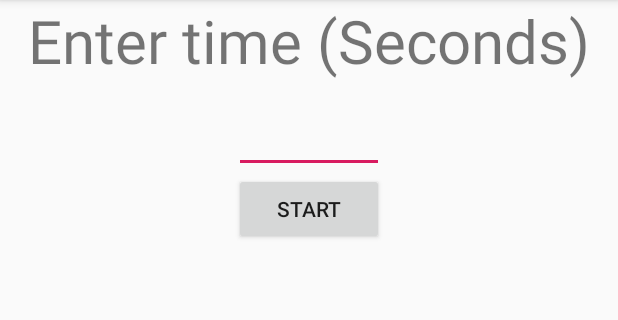
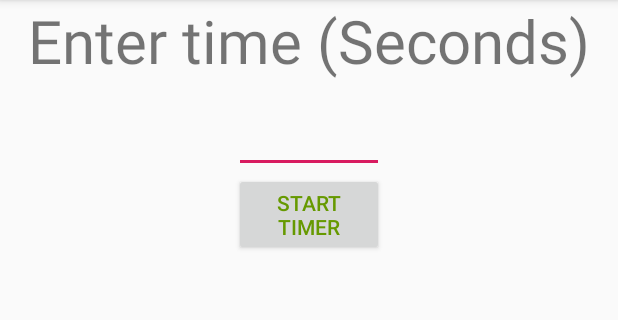
Before and after one commit to valerihaataja/Lab_3_4, an Android app: the screen it shows after launch (MainActivity), on a phone screen of 412 x 824 dp, the part 84-404 px from its top. Run offline under Robolectric (Android 15) with nearby library versions, the light colour scheme and no system bars.

```diff
--- a/app/src/main/res/layout/activity_main.xml
+++ b/app/src/main/res/layout/activity_main.xml
@@ -7,11 +7,13 @@
     android:orientation="vertical">
 
     <TextView
+        android:id="@+id/easter_egg"
         android:layout_width="match_parent"
         android:layout_height="wrap_content"
         android:text="Enter time (Seconds)"
         android:gravity="center"
-        android:textSize="40dp"/>
+        android:textSize="40dp"
+        android:clickable="true"/>
 
 <LinearLayout
     android:layout_width="match_parent"
@@ -30,9 +32,11 @@
 
     <Button
         android:id="@+id/start_button"
-        android:text="START"
+        android:text="START timer"
+        android:textColor="@android:color/holo_green_dark"
         android:layout_width="100dp"
         android:layout_height="wrap_content"
         android:layout_centerInParent="true"/>
+
 </LinearLayout>
 </LinearLayout>
```
Also changed, not shown: app/src/main/java/com/example/valer/lab_3_4/CountdownActivity.java (+19 -0 lines), app/src/main/java/com/example/valer/lab_3_4/MainActivity.java (+23 -1 lines), 2 other files.
